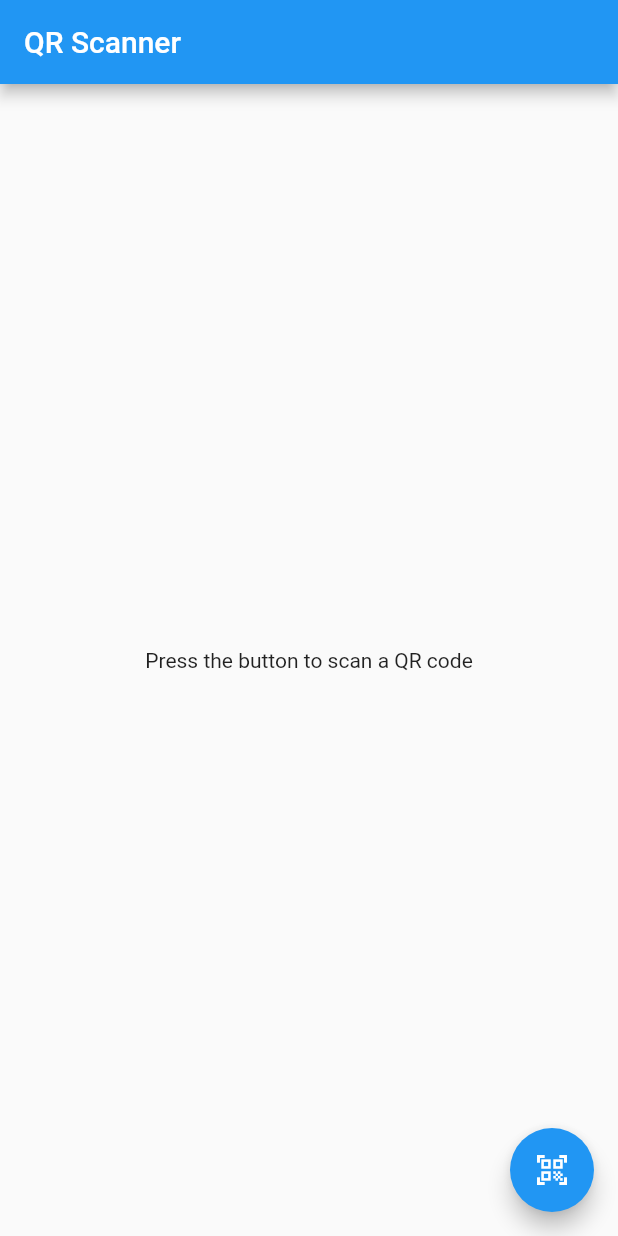
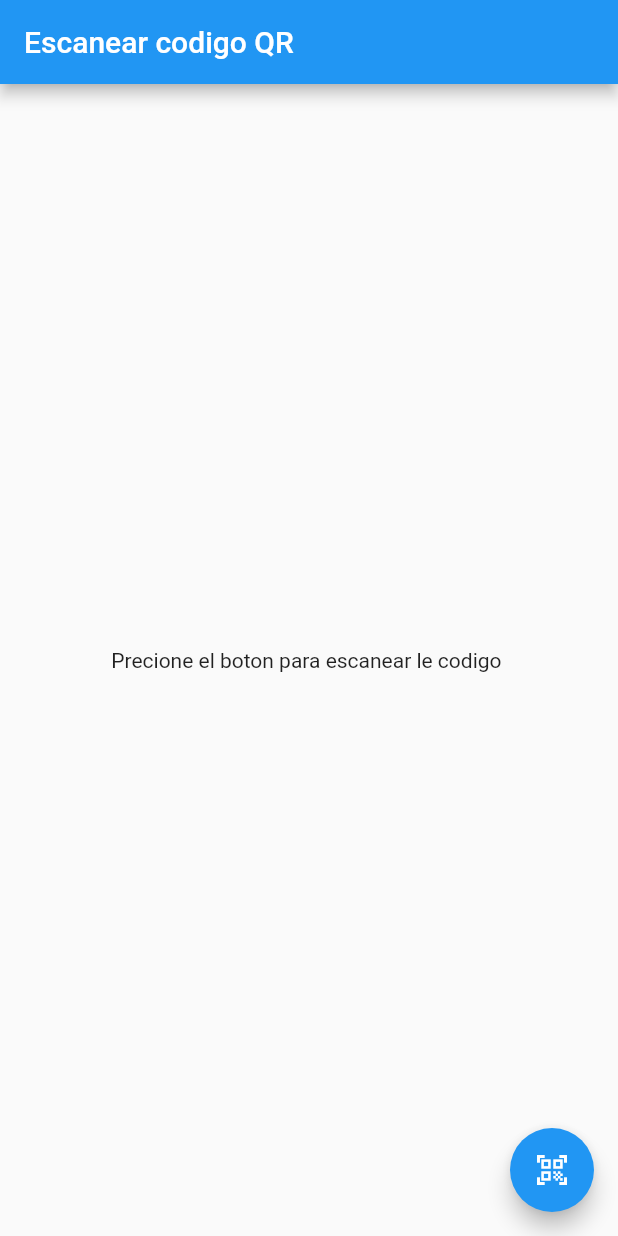
Before and after one commit to fercho2002/appflutter, a Flutter app: the screen it shows after launch, on a phone screen of 412 x 824 dp. Run offline on Flutter 3.47's test engine with Material 2 defaults, Android fonts, the phone set to English and light mode, and no system bars; missing offline and left inert: qrscan.

```diff
--- a/lib/main.dart
+++ b/lib/main.dart
@@ -7,11 +7,11 @@ class MyApp extends StatelessWidget {
   @override
   Widget build(BuildContext context) {
     return MaterialApp(
-      title: 'QR Scanner',
+      title: 'Escanear codigo QR',
       theme: ThemeData(
         primarySwatch: Colors.blue,
       ),
-      home: MyHomePage(title: 'QR Scanner'),
+      home: MyHomePage(title: 'Escanear codigo QR'),
     );
   }
 }
@@ -43,8 +43,8 @@ class _MyHomePageState extends State<MyHomePage> {
       ),
       body: Center(
         child: _result != null
-            ? Text('Result: $_result')
-            : Text('Press the button to scan a QR code'),
+            ? Text('Resultado: $_result')
+            : Text('Precione el boton para escanear le codigo '),
       ),
       floatingActionButton: FloatingActionButton(
         onPressed: _scanQR,
```
Also changed, not shown: 1 other file.
